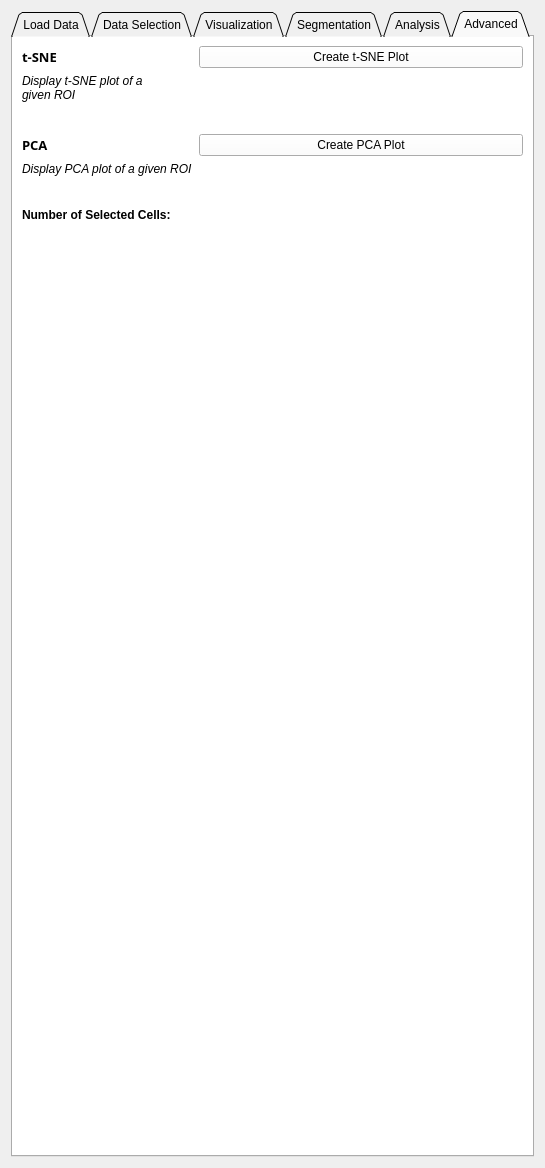
Old version of the form HypModuleCode/Resources/UI/HypModuleCode.ui in the repository SlicerMicro/Slicer-TITAN.
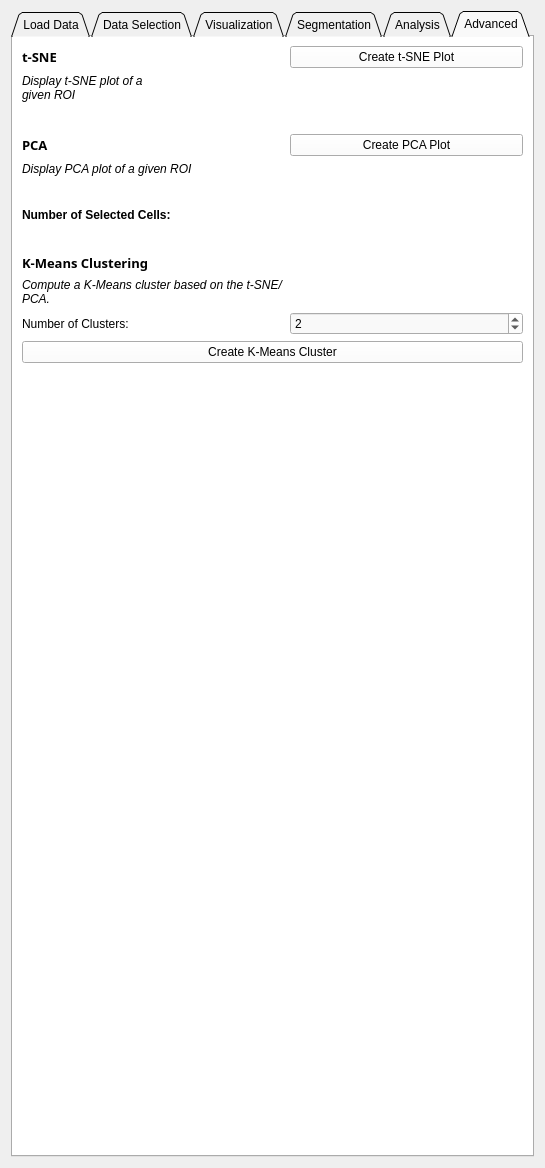
New version of the form. Custom widgets are drawn as their Qt base class.

Commit message: ENH: Adding logic for K-Means; incomplete

Patch:
```diff
--- a/HypModuleCode/Resources/UI/HypModuleCode.ui
+++ b/HypModuleCode/Resources/UI/HypModuleCode.ui
@@ -1842,6 +1842,70 @@
          </property>
         </spacer>
        </item>
+       <item row="8" column="0">
+        <widget class="QLabel" name="label_36">
+         <property name="font">
+          <font>
+           <family>Montserrat</family>
+           <pointsize>10</pointsize>
+           <weight>75</weight>
+           <bold>true</bold>
+          </font>
+         </property>
+         <property name="text">
+          <string>K-Means Clustering</string>
+         </property>
+        </widget>
+       </item>
+       <item row="9" column="0">
+        <widget class="QLabel" name="label_37">
+         <property name="font">
+          <font>
+           <italic>true</italic>
+          </font>
+         </property>
+         <property name="text">
+          <string>Compute a K-Means cluster based on the t-SNE/PCA.</string>
+         </property>
+         <property name="wordWrap">
+          <bool>true</bool>
+         </property>
+        </widget>
+       </item>
+       <item row="10" column="0">
+        <widget class="QLabel" name="label_38">
+         <property name="text">
+          <string>Number of Clusters:</string>
+         </property>
+        </widget>
+       </item>
+       <item row="7" column="0">
+        <spacer name="horizontalSpacer_17">
+         <property name="orientation">
+          <enum>Qt::Horizontal</enum>
+         </property>
+         <property name="sizeHint" stdset="0">
+          <size>
+           <width>40</width>
+           <height>20</height>
+          </size>
+         </property>
+        </spacer>
+       </item>
+       <item row="10" column="1">
+        <widget class="QSpinBox" name="spinBox">
+         <property name="value">
+          <number>2</number>
+         </property>
+        </widget>
+       </item>
+       <item row="11" column="0" colspan="2">
+        <widget class="QPushButton" name="pushButton">
+         <property name="text">
+          <string>Create K-Means Cluster</string>
+         </property>
+        </widget>
+       </item>
       </layout>
      </widget>
     </widget>
```
The commit also changes 1 other file.
